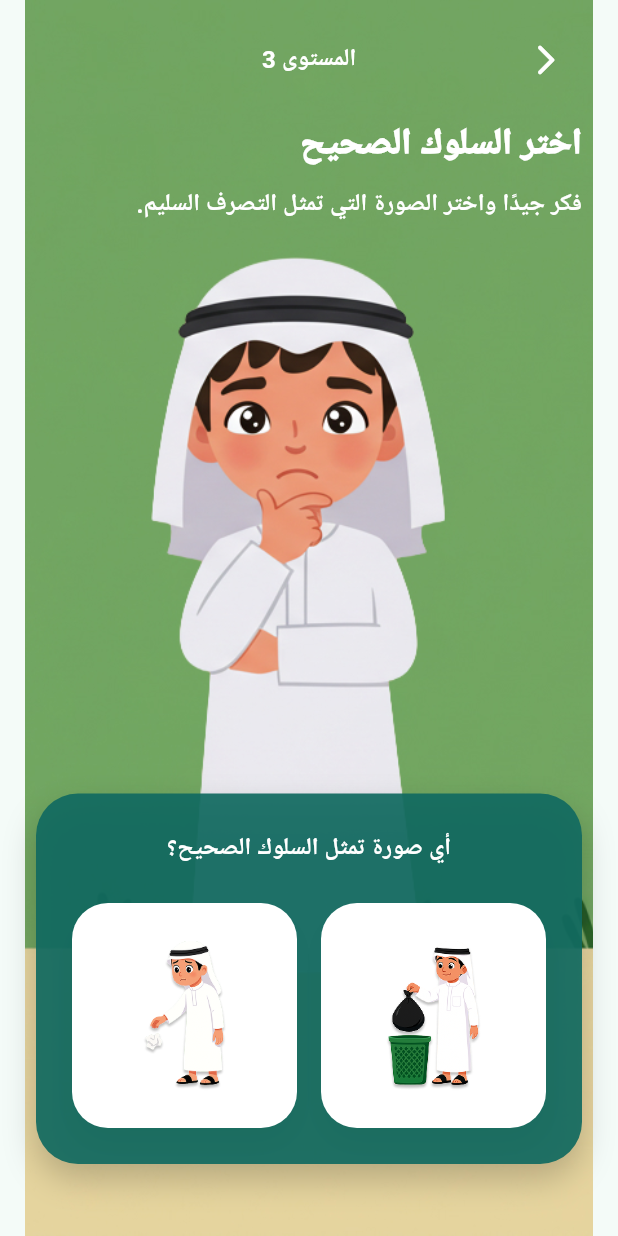
After one commit to MostafaGamal84/Game, a Flutter app: the LevelThreeGameScreen screen opened directly, on a phone screen of 412 x 824 dp. The commit adds this screen. Run offline on Flutter 3.47's test engine with Material 3 defaults, Android fonts, the phone set to English and light mode, and no system bars; our stand-ins replace audioplayers, google_fonts; Roboto replaces fonts that are missing (Tajawal).

Commit message:
Implement interactive level three behavior game

```diff
--- /dev/null
+++ b/lib/screens/level_three_game_screen.dart
@@ -0,0 +1,494 @@
+import 'package:flutter/material.dart';
+
+import 'level_completion_screen.dart';
+
+enum _ChoiceState { initial, correct, wrong }
+
+enum _BehaviorOptionType { correct, wrong }
+
+class _BehaviorScenario {
+  const _BehaviorScenario({
+    required this.correctAsset,
+    required this.wrongAsset,
+    required this.question,
+    required this.correctDescription,
+    required this.wrongDescription,
+  });
+
+  final String correctAsset;
+  final String wrongAsset;
+  final String question;
+  final _BehaviorDescription correctDescription;
+  final _BehaviorDescription wrongDescription;
+}
+
+class _BehaviorDescription {
+  const _BehaviorDescription({
+    required this.title,
+    required this.subtitle,
+  });
+
+  final String title;
+  final String subtitle;
+}
+
+class LevelThreeGameScreen extends StatefulWidget {
+  const LevelThreeGameScreen({super.key});
+
+  @override
+  State<LevelThreeGameScreen> createState() => _LevelThreeGameScreenState();
+}
+
+class _LevelThreeGameScreenState extends State<LevelThreeGameScreen> {
+  final List<_BehaviorScenario> _scenarios = const [
+    _BehaviorScenario(
+      correctAsset: 'assets/images/LevelThree/correct1.png',
+      wrongAsset: 'assets/images/LevelThree/wrong1.png',
+      question: 'اختر السلوك الصحيح',
+      correctDescription: _BehaviorDescription(
+        title: 'سلوك صحيح !',
+        subtitle: 'رمي القمامة في المكان الصحيح\nتصرف حضاري',
+      ),
+      wrongDescription: _BehaviorDescription(
+        title: 'سلوك خاطئ !',
+        subtitle: 'رمي القمامة في المكان الخاطئ\nتصرف غير حضاري',
+      ),
+    ),
+  ];
+
+  int _currentIndex = 0;
+  _ChoiceState _choiceState = _ChoiceState.initial;
+  _BehaviorOptionType? _selectedOption;
+
+  String get _currentBackground {
+    switch (_choiceState) {
+      case _ChoiceState.initial:
+        return 'assets/images/LevelThree/thinking.jpg';
+      case _ChoiceState.correct:
+        return 'assets/images/LevelThree/happy.jpg';
+      case _ChoiceState.wrong:
+        return 'assets/images/LevelThree/sad.png';
+    }
+  }
+
+  _BehaviorScenario get _currentScenario => _scenarios[_currentIndex];
+
+  bool get _isLastScenario => _currentIndex == _scenarios.length - 1;
+
+  void _handleSelect(_BehaviorOptionType type) {
+    if (_choiceState != _ChoiceState.initial) {
+      return;
+    }
+
+    setState(() {
+      _selectedOption = type;
+      _choiceState =
+          type == _BehaviorOptionType.correct ? _ChoiceState.correct : _ChoiceState.wrong;
+    });
+  }
+
+  void _handleRetry() {
+    setState(() {
+      _choiceState = _ChoiceState.initial;
+      _selectedOption = null;
+    });
+  }
+
+  void _handleNext() {
+    if (_isLastScenario) {
+      Navigator.of(context).pushReplacement(
+        MaterialPageRoute(builder: (_) => const LevelCompletionScreen()),
+      );
+    } else {
+      setState(() {
+        _currentIndex++;
+        _choiceState = _ChoiceState.initial;
+        _selectedOption = null;
+      });
+    }
+  }
+
+  @override
+  Widget build(BuildContext context) {
+    final textTheme = Theme.of(context).textTheme;
+
+    return Scaffold(
+      body: Stack(
+        fit: StackFit.expand,
+        children: [
+          AnimatedSwitcher(
+            duration: const Duration(milliseconds: 350),
+            child: Image.asset(
+              _currentBackground,
+              key: ValueKey<String>(_currentBackground),
+              fit: BoxFit.cover,
+            ),
+          ),
+          SafeArea(
+            child: Directionality(
+              textDirection: TextDirection.rtl,
+              child: Padding(
+                padding: const EdgeInsets.symmetric(horizontal: 24, vertical: 16),
+                child: Column(
+                  crossAxisAlignment: CrossAxisAlignment.start,
+                  children: [
+                    Row(
+                      mainAxisAlignment: MainAxisAlignment.spaceBetween,
+                      children: [
+                        IconButton(
+                          onPressed: () => Navigator.of(context).pop(),
+                          icon: const Icon(Icons.arrow_back_ios_new_rounded),
+                          color: Colors.white,
+                        ),
+                        Text(
+                          'المستوى 3',
+                          style: textTheme.titleMedium?.copyWith(
+                            color: Colors.white,
+                            fontWeight: FontWeight.w700,
+                          ),
+                        ),
+                        const SizedBox(width: 48),
+                      ],
+                    ),
+                    const SizedBox(height: 16),
+                    Text(
+                      _choiceState == _ChoiceState.initial
+                          ? _currentScenario.question
+                          : _choiceState == _ChoiceState.correct
+                              ? _currentScenario.correctDescription.title
+                              : _currentScenario.wrongDescription.title,
+                      style: textTheme.headlineSmall?.copyWith(
+                        color: Colors.white,
+                        fontWeight: FontWeight.w900,
+                      ),
+                    ),
+                    const SizedBox(height: 12),
+                    Text(
+                      _choiceState == _ChoiceState.initial
+                          ? 'فكر جيدًا واختر الصورة التي تمثل التصرف السليم.'
+                          : _choiceState == _ChoiceState.correct
+                              ? _currentScenario.correctDescription.subtitle
+                              : _currentScenario.wrongDescription.subtitle,
+                      style: textTheme.titleMedium?.copyWith(
+                        color: Colors.white,
+                        fontWeight: FontWeight.w600,
+                        height: 1.4,
+                      ),
+                    ),
+                    const Spacer(),
+                    AnimatedSwitcher(
+                      duration: const Duration(milliseconds: 250),
+                      child: _choiceState == _ChoiceState.initial
+                          ? _ChoicesBoard(
+                              key: const ValueKey('choices'),
+                              scenario: _currentScenario,
+                              selectedOption: _selectedOption,
+                              onSelect: _handleSelect,
+                            )
+                          : _ResultBoard(
+                              key: ValueKey(_choiceState),
+                              scenario: _currentScenario,
+                              isSuccess: _choiceState == _ChoiceState.correct,
+                              selectedOption: _selectedOption,
+                              onRetry: _handleRetry,
+                              onNext: _handleNext,
+                              isLastScenario: _isLastScenario,
+                            ),
+                    ),
+                    const SizedBox(height: 32),
+                  ],
+                ),
+              ),
+            ),
+          ),
+        ],
+      ),
+    );
+  }
+}
+
+class _ChoicesBoard extends StatelessWidget {
+  const _ChoicesBoard({
+    super.key,
+    required this.scenario,
+    required this.onSelect,
+    required this.selectedOption,
+  });
+
+  final _BehaviorScenario scenario;
+  final ValueChanged<_BehaviorOptionType> onSelect;
+  final _BehaviorOptionType? selectedOption;
+
+  @override
+  Widget build(BuildContext context) {
+    final textTheme = Theme.of(context).textTheme;
+
+    return Container(
+      width: double.infinity,
+      padding: const EdgeInsets.all(24),
+      decoration: BoxDecoration(
+        color: const Color(0xFF116A60).withOpacity(0.92),
+        borderRadius: BorderRadius.circular(28),
+        boxShadow: [
+          BoxShadow(
+            color: Colors.black.withOpacity(0.20),
+            blurRadius: 18,
+            offset: const Offset(0, 10),
+          ),
+        ],
+      ),
+      child: Column(
+        mainAxisSize: MainAxisSize.min,
+        children: [
+          Text(
+            'أي صورة تمثل السلوك الصحيح؟',
+            style: textTheme.titleMedium?.copyWith(
+              color: Colors.white,
+              fontWeight: FontWeight.w700,
+            ),
+          ),
+          const SizedBox(height: 24),
+          Row(
+            children: [
+              Expanded(
+                child: _ChoiceTile(
+                  assetPath: scenario.correctAsset,
+                  type: _BehaviorOptionType.correct,
+                  selectedOption: selectedOption,
+                  onTap: () => onSelect(_BehaviorOptionType.correct),
+                ),
+              ),
+              const SizedBox(width: 16),
+              Expanded(
+                child: _ChoiceTile(
+                  assetPath: scenario.wrongAsset,
+                  type: _BehaviorOptionType.wrong,
+                  selectedOption: selectedOption,
+                  onTap: () => onSelect(_BehaviorOptionType.wrong),
+                ),
+              ),
+            ],
+          ),
+        ],
+      ),
+    );
+  }
+}
+
+class _ChoiceTile extends StatelessWidget {
+  const _ChoiceTile({
+    required this.assetPath,
+    required this.type,
+    required this.selectedOption,
+    required this.onTap,
+  });
+
+  final String assetPath;
+  final _BehaviorOptionType type;
+  final _BehaviorOptionType? selectedOption;
+  final VoidCallback onTap;
+
+  @override
+  Widget build(BuildContext context) {
+    final bool isSelected = selectedOption == type;
+    final bool showCheck = type == _BehaviorOptionType.correct && isSelected;
+    final bool showCross = type == _BehaviorOptionType.wrong && isSelected;
+
+    return GestureDetector(
+      onTap: onTap,
+      child: AnimatedContainer(
+        duration: const Duration(milliseconds: 200),
+        padding: const EdgeInsets.all(16),
+        decoration: BoxDecoration(
+          color: Colors.white,
+          borderRadius: BorderRadius.circular(24),
+          border: Border.all(
+            color: showCheck
+                ? const Color(0xFF00B894)
+                : showCross
+                    ? const Color(0xFFD63031)
+                    : Colors.transparent,
+            width: 3,
+          ),
+          boxShadow: [
+            BoxShadow(
+              color: const Color(0xFF0D5F56).withOpacity(0.18),
+              blurRadius: 16,
+              offset: const Offset(0, 10),
+            ),
+          ],
+        ),
+        child: AspectRatio(
+          aspectRatio: 1,
+          child: Stack(
+            alignment: Alignment.center,
+            children: [
+              Padding(
+                padding: const EdgeInsets.all(6.0),
+                child: Image.asset(assetPath, fit: BoxFit.contain),
+              ),
+              if (showCheck)
+                Align(
+                  alignment: Alignment.topLeft,
+                  child: Container(
+                    decoration: const BoxDecoration(
+                      shape: BoxShape.circle,
+                      color: Color(0xFF00B894),
+                    ),
+                    padding: const EdgeInsets.all(6),
+                    child: const Icon(
+                      Icons.check,
+                      color: Colors.white,
+                      size: 20,
+                    ),
+                  ),
+                ),
+              if (showCross)
+                Align(
+                  alignment: Alignment.topLeft,
+                  child: Container(
+                    decoration: const BoxDecoration(
+                      shape: BoxShape.circle,
+                      color: Color(0xFFD63031),
+                    ),
+                    padding: const EdgeInsets.all(6),
+                    child: const Icon(
+                      Icons.close,
+                      color: Colors.white,
+                      size: 20,
+                    ),
+                  ),
+                ),
+            ],
+          ),
+        ),
+      ),
+    );
+  }
+}
+
+class _ResultBoard extends StatelessWidget {
+  const _ResultBoard({
+    super.key,
+    required this.scenario,
+    required this.isSuccess,
+    required this.onNext,
+    required this.onRetry,
+    required this.isLastScenario,
+    required this.selectedOption,
+  });
+
+  final _BehaviorScenario scenario;
+  final bool isSuccess;
+  final VoidCallback onNext;
+  final VoidCallback onRetry;
+  final bool isLastScenario;
+  final _BehaviorOptionType? selectedOption;
+
+  @override
+  Widget build(BuildContext context) {
+    final textTheme = Theme.of(context).textTheme;
+    final description = isSuccess ? scenario.correctDescription : scenario.wrongDescription;
+    final asset = isSuccess ? scenario.correctAsset : scenario.wrongAsset;
+
+    return Container(
+      width: double.infinity,
+      padding: const EdgeInsets.all(24),
+      decoration: BoxDecoration(
+        color: Colors.white.withOpacity(0.92),
+        borderRadius: BorderRadius.circular(32),
+        boxShadow: [
+          BoxShadow(
+            color: Colors.black.withOpacity(0.18),
+            blurRadius: 18,
+            offset: const Offset(0, 10),
+          ),
+        ],
+      ),
+      child: Column(
+        mainAxisSize: MainAxisSize.min,
+        children: [
+          AspectRatio(
+            aspectRatio: 1,
+            child: Stack(
+              children: [
+                Positioned.fill(
+                  child: ClipRRect(
+                    borderRadius: BorderRadius.circular(24),
+                    child: Container(
+                      color: const Color(0xFFEFF6F4),
+                      child: Padding(
+                        padding: const EdgeInsets.all(12.0),
+                        child: Image.asset(asset, fit: BoxFit.contain),
+                      ),
+                    ),
+                  ),
+                ),
+                if (isSuccess && selectedOption == _BehaviorOptionType.correct)
+                  Positioned(
+                    top: 16,
+                    left: 16,
+                    child: Container(
+                      decoration: const BoxDecoration(
+                        shape: BoxShape.circle,
+                        color: Color(0xFF00B894),
+                      ),
+                      padding: const EdgeInsets.all(8),
+                      child: const Icon(
+                        Icons.check,
+                        color: Colors.white,
+                        size: 26,
+                      ),
+                    ),
+                  ),
+              ],
+            ),
+          ),
+          const SizedBox(height: 24),
+          Text(
+            description.title,
+            style: textTheme.headlineSmall?.copyWith(
+              color: isSuccess ? const Color(0xFF1E6F5C) : const Color(0xFFD63031),
+              fontWeight: FontWeight.w800,
+            ),
+          ),
+          const SizedBox(height: 12),
+          Text(
+            description.subtitle,
+            textAlign: TextAlign.center,
+            style: textTheme.titleMedium?.copyWith(
+              color: const Color(0xFF3B3B3B),
+              fontWeight: FontWeight.w600,
+              height: 1.4,
+            ),
+          ),
+          const SizedBox(height: 24),
+          SizedBox(
+            width: double.infinity,
+            child: ElevatedButton(
+              style: ElevatedButton.styleFrom(
+                backgroundColor: isSuccess ? const Color(0xFF1E6F5C) : const Color(0xFFD63031),
+                foregroundColor: Colors.white,
+                padding: const EdgeInsets.symmetric(vertical: 16),
+                shape: RoundedRectangleBorder(
+                  borderRadius: BorderRadius.circular(22),
+                ),
+                textStyle: textTheme.titleMedium?.copyWith(
+                  fontWeight: FontWeight.w800,
+                  fontSize: 20,
+                ),
+              ),
+              onPressed: isSuccess ? onNext : onRetry,
+              child: Text(
+                isSuccess
+                    ? (isLastScenario ? 'إنهاء' : 'التالي')
+                    : 'حاول مرة أخرى',
+              ),
+            ),
+          ),
+        ],
+      ),
+    );
+  }
+
+}
--- a/lib/screens/level_three_intro_screen.dart
+++ b/lib/screens/level_three_intro_screen.dart
@@ -1,6 +1,6 @@
 import 'package:flutter/material.dart';
 
-import 'level_three_placeholder_screen.dart';
+import 'level_three_game_screen.dart';
 
 class LevelThreeIntroScreen extends StatelessWidget {
   const LevelThreeIntroScreen({super.key});
@@ -68,7 +68,7 @@ class LevelThreeIntroScreen extends StatelessWidget {
                         onPressed: () {
                           Navigator.of(context).push(
                             MaterialPageRoute(
-                              builder: (_) => const LevelThreePlaceholderScreen(),
+                              builder: (_) => const LevelThreeGameScreen(),
                             ),
                           );
                         },
--- a/pubspec.yaml
+++ b/pubspec.yaml
@@ -81,6 +81,11 @@ flutter:
     - assets\sounds\correct.mp3
     - assets\sounds\claim.mp3
     - assets/images/LevelThree/levelThreeBackground.jpg
+    - assets/images/LevelThree/thinking.jpg
+    - assets/images/LevelThree/happy.jpg
+    - assets/images/LevelThree/sad.png
+    - assets/images/LevelThree/correct1.png
+    - assets/images/LevelThree/wrong1.png
   # To add assets to your application, add an assets section, like this:
   # assets:
   #   - images/a_dot_burr.jpeg
```
Also changed, not shown: lib/screens/level_three_placeholder_screen.dart (deleted, +0 -26 lines).
